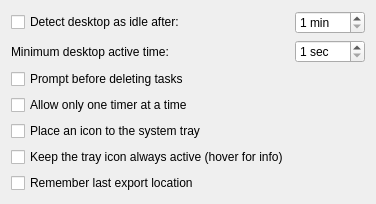
Old version of the form src/settings/cfgbehavior.ui in the repository FlyingWolFox/ktimetracker.
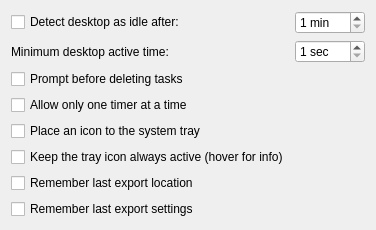
New version of the form.

Commit message: Make the export dialog remember the last used settings

```diff
--- a/src/settings/cfgbehavior.ui
+++ b/src/settings/cfgbehavior.ui
@@ -97,6 +97,13 @@
     </widget>
    </item>
    <item row="7" column="0">
+    <widget class="QCheckBox" name="kcfg_rememberLastExportOptions">
+     <property name="text">
+      <string>Remember last export settings</string>
+     </property>
+    </widget>
+   </item>
+   <item row="8" column="0">
     <spacer>
      <property name="orientation">
       <enum>Qt::Vertical</enum>
```
The commit also changes 5 other files.
